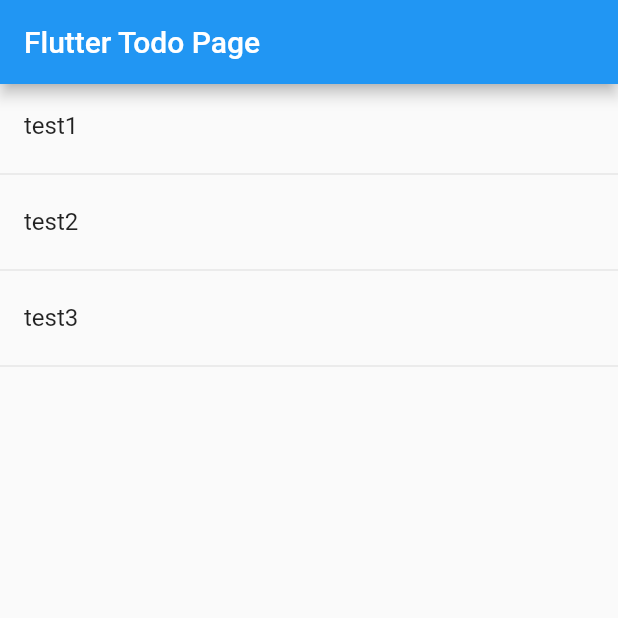
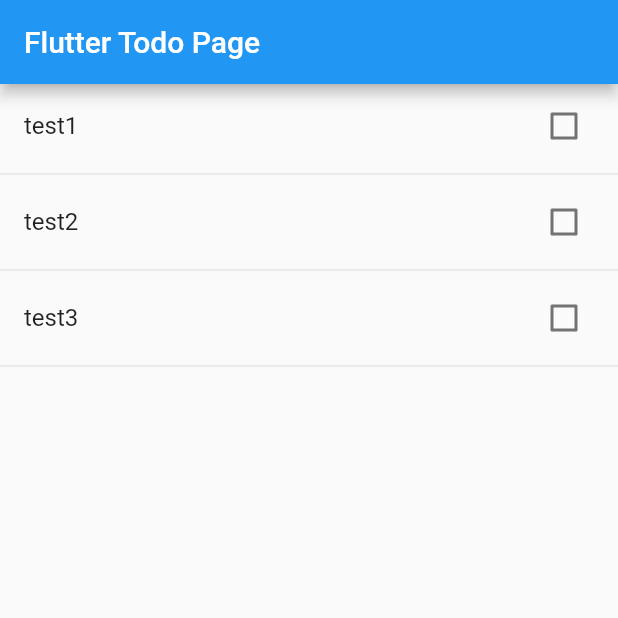
Before and after one commit to nmemoto-sandbox/flutter-todo, a Flutter app: the screen it shows after launch, on a phone screen of 412 x 824 dp, the top half of it. Run offline on Flutter 3.47's test engine with Material 2 defaults, Android fonts, the phone set to English and light mode, and no system bars.

Commit message:
Todoのステータスを変更できるようにした

```diff
--- a/lib/src/models/todo_model.dart
+++ b/lib/src/models/todo_model.dart
@@ -1,8 +1,12 @@
 class TodoModel {
-  final int id;
-  final String name;
-  final bool done;
+  int id;
+  String name;
+  bool done;
 
-  TodoModel(this.id, this.name, this.done);
+  TodoModel({this.id, this.name, this.done});
+
+  factory TodoModel.copy(TodoModel todo) {
+    return TodoModel(id: todo.id, name: todo.name, done: todo.done);
+  }
 
 }
--- a/lib/src/screens/main_page.dart
+++ b/lib/src/screens/main_page.dart
@@ -1,38 +1,18 @@
 import 'package:flutter/material.dart';
 import '../widgets/todo_list.dart';
-import '../models/todo_model.dart';
 
-class MainPage extends StatefulWidget {
+class MainPage extends StatelessWidget {
   MainPage({Key key, this.title}) : super(key: key);
 
   final String title;
 
   @override
-  _MainPageState createState() => new _MainPageState();
-}
-
-class _MainPageState extends State<MainPage> {
-  List<TodoModel> _todos = <TodoModel>[
-    TodoModel(1,'test1',false),
-    TodoModel(2,'test2',false),
-    TodoModel(3,'test3',false),
-  ];
-
-  void addTodo(TodoModel todo) {
-    setState(() {
-      _todos.add(todo);
-    });
-  }
-
-  @override
   Widget build(BuildContext context) {
     return Scaffold(
       appBar: AppBar(
-        title: Text(widget.title),
+        title: Text(title),
       ),
-      body: TodoList(
-        todos: _todos
-      )
+      body: TodoList()
     );
   }
 }
--- a/lib/src/widgets/todo_list.dart
+++ b/lib/src/widgets/todo_list.dart
@@ -2,18 +2,38 @@ import 'package:flutter/material.dart';
 import './todo_list_tile.dart';
 import '../models/todo_model.dart';
 
-class TodoList extends StatelessWidget {
+class TodoList extends StatefulWidget {
 
-  TodoList({this.todos});
+  @override
+  TodoListState createState() => new TodoListState();
+}
 
-  final List<TodoModel> todos;
+class TodoListState extends State<TodoList> {
+
+  List<TodoModel> todos = <TodoModel>[
+    TodoModel(id: 1, name: 'test1', done: false),
+    TodoModel(id: 2, name: 'test2', done: false),
+    TodoModel(id: 3, name: 'test3', done: false),
+  ];
+
+  void changeDone(TodoModel todo) {
+    TodoModel newTodo = TodoModel.copy(todo);
+    print(newTodo.id);
+    newTodo.done = !todo.done;
+    setState(() {
+      todos.removeWhere((t) => t.id == todo.id);
+      todos.add(newTodo);
+    });
+  }
+
 
   Widget build(context) {
     return ListView.builder(
         itemCount: todos.length,
         itemBuilder: (context, int index) {
           return TodoListTile(
-            todo: todos[index]
+            todo: todos[index],
+            changeDone: changeDone
           );
         });
   }
--- a/lib/src/widgets/todo_list_tile.dart
+++ b/lib/src/widgets/todo_list_tile.dart
@@ -3,15 +3,21 @@ import '../models/todo_model.dart';
 
 class TodoListTile extends StatelessWidget {
 
-  TodoListTile({this.todo});
+  TodoListTile({Key key, this.todo, this.changeDone}): super(key: key);
+  TodoModel todo;
+  ValueChanged<TodoModel> changeDone;
 
-  final TodoModel todo;
+  void _onChanged(_) {
+    changeDone(todo);
+  }
 
   Widget build(context) {
     return Column(
       children: <Widget>[
-        ListTile(
-            title: Text('${todo.name}')
+        CheckboxListTile(
+            value: todo.done,
+            title: Text('${todo.name}'),
+            onChanged: _onChanged
         ),
         Divider(
           height: 8.0,
```
